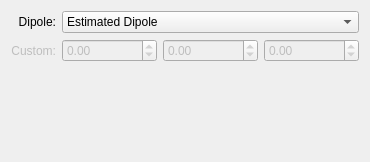
The window that libavogadro/src/engines/dipolesettingswidget.ui (cryos/avogadro) describes before a commit, drawn with Qt 5.
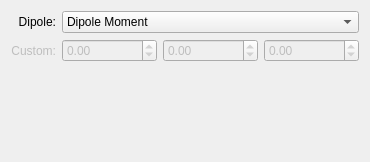
The same window after the commit.

Commit message: Updated dipole engine which updates on-the-fly and handles recent changes.

What changed in the file:
```diff
--- a/libavogadro/src/engines/dipolesettingswidget.ui
+++ b/libavogadro/src/engines/dipolesettingswidget.ui
@@ -51,7 +51,7 @@
      </property>
      <item>
       <property name="text" >
-       <string>Estimated Dipole</string>
+       <string>Dipole Moment</string>
       </property>
      </item>
      <item>
```
The commit also changes 2 other files.
